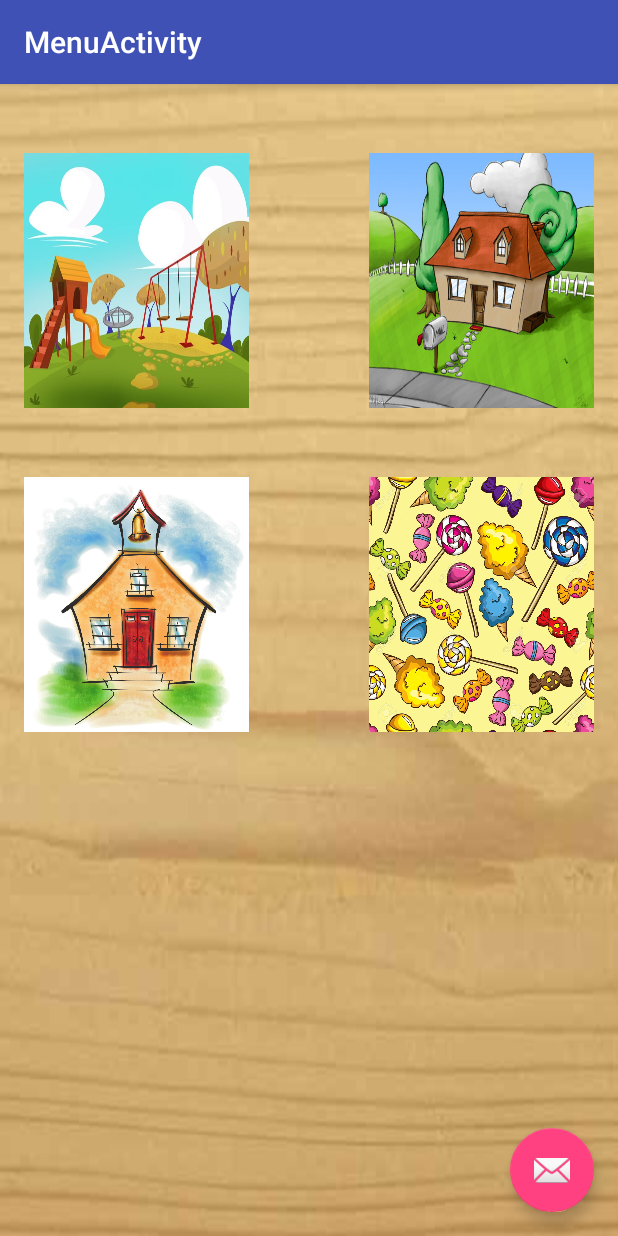
After one commit to Wayavi/TTA, an Android app: the MenuActivity screen opened directly, with no data from a screen before it, on a phone screen of 412 x 824 dp. The commit adds this screen. Run offline under Robolectric (Android 15) with nearby library versions, the phone set to English and light mode, and no system bars.

Commit message:
Hay fallos en al carga de imagenes en MenuAcivity

```diff
--- a/Leeme/app/src/main/AndroidManifest.xml
+++ b/Leeme/app/src/main/AndroidManifest.xml
@@ -18,6 +18,10 @@
                 <category android:name="android.intent.category.LAUNCHER" />
             </intent-filter>
         </activity>
+        <activity
+            android:name=".presentacion.MenuActivity"
+            android:label="@string/title_activity_menu"
+            android:theme="@style/AppTheme.NoActionBar"></activity>
     </application>
 
 </manifest>
--- a/Leeme/app/src/main/java/leeme/tta/intel/ehu/eus/leeme/presentacion/MainActivity.java
+++ b/Leeme/app/src/main/java/leeme/tta/intel/ehu/eus/leeme/presentacion/MainActivity.java
@@ -1,5 +1,6 @@
 package leeme.tta.intel.ehu.eus.leeme.presentacion;
 
+import android.content.Intent;
 import android.os.Bundle;
 import android.support.design.widget.FloatingActionButton;
 import android.support.design.widget.Snackbar;
@@ -51,4 +52,11 @@ public class MainActivity extends AppCompatActivity {
 
         return super.onOptionsItemSelected(item);
     }
+
+    /* Función encargada de regoger un click en el botón de comenzar, y arrancar la actividad MenuActivity */
+    public void showMenu(View view)
+    {
+        Intent intent = new Intent(this, MenuActivity.class);
+        startActivity(intent);
+    }
 }
--- /dev/null
+++ b/Leeme/app/src/main/java/leeme/tta/intel/ehu/eus/leeme/presentacion/MenuActivity.java
@@ -0,0 +1,31 @@
+package leeme.tta.intel.ehu.eus.leeme.presentacion;
+
+import android.os.Bundle;
+import android.support.design.widget.FloatingActionButton;
+import android.support.design.widget.Snackbar;
+import android.support.v7.app.AppCompatActivity;
+import android.support.v7.widget.Toolbar;
+import android.view.View;
+
+import leeme.tta.intel.ehu.eus.leeme.R;
+
+public class MenuActivity extends AppCompatActivity {
+
+    @Override
+    protected void onCreate(Bundle savedInstanceState) {
+        super.onCreate(savedInstanceState);
+        setContentView(R.layout.activity_menu);
+        Toolbar toolbar = (Toolbar) findViewById(R.id.toolbar);
+        setSupportActionBar(toolbar);
+
+        FloatingActionButton fab = (FloatingActionButton) findViewById(R.id.fab);
+        fab.setOnClickListener(new View.OnClickListener() {
+            @Override
+            public void onClick(View view) {
+                Snackbar.make(view, "Replace with your own action", Snackbar.LENGTH_LONG)
+                        .setAction("Action", null).show();
+            }
+        });
+    }
+
+}
--- /dev/null
+++ b/Leeme/app/src/main/res/layout/activity_menu.xml
@@ -0,0 +1,34 @@
+<?xml version="1.0" encoding="utf-8"?>
+<android.support.design.widget.CoordinatorLayout xmlns:android="http://schemas.android.com/apk/res/android"
+    xmlns:app="http://schemas.android.com/apk/res-auto"
+    xmlns:tools="http://schemas.android.com/tools"
+    android:layout_width="match_parent"
+    android:layout_height="match_parent"
+    android:fitsSystemWindows="true"
+    tools:context="leeme.tta.intel.ehu.eus.leeme.presentacion.MenuActivity">
+
+    <android.support.design.widget.AppBarLayout
+        android:layout_width="match_parent"
+        android:layout_height="wrap_content"
+        android:theme="@style/AppTheme.AppBarOverlay">
+
+        <android.support.v7.widget.Toolbar
+            android:id="@+id/toolbar"
+            android:layout_width="match_parent"
+            android:layout_height="?attr/actionBarSize"
+            android:background="?attr/colorPrimary"
+            app:popupTheme="@style/AppTheme.PopupOverlay" />
+
+    </android.support.design.widget.AppBarLayout>
+
+    <include layout="@layout/content_menu" />
+
+    <android.support.design.widget.FloatingActionButton
+        android:id="@+id/fab"
+        android:layout_width="wrap_content"
+        android:layout_height="wrap_content"
+        android:layout_gravity="bottom|end"
+        android:layout_margin="@dimen/fab_margin"
+        android:src="@android:drawable/ic_dialog_email" />
+
+</android.support.design.widget.CoordinatorLayout>
--- a/Leeme/app/src/main/res/layout/content_main.xml
+++ b/Leeme/app/src/main/res/layout/content_main.xml
@@ -34,5 +34,6 @@
         android:text="@string/main_button_start"
         android:id="@+id/main_button_start"
         android:layout_gravity="center_horizontal"
-        android:layout_weight="0.11" />
+        android:layout_weight="0.11"
+        android:onClick="showMenu"/>
 </LinearLayout>
--- /dev/null
+++ b/Leeme/app/src/main/res/layout/content_menu.xml
@@ -0,0 +1,53 @@
+<?xml version="1.0" encoding="utf-8"?>
+<RelativeLayout xmlns:android="http://schemas.android.com/apk/res/android"
+    xmlns:app="http://schemas.android.com/apk/res-auto"
+    xmlns:tools="http://schemas.android.com/tools"
+    android:layout_width="match_parent"
+    android:layout_height="match_parent"
+    android:paddingBottom="@dimen/activity_vertical_margin"
+    android:paddingLeft="@dimen/activity_horizontal_margin"
+    android:paddingRight="@dimen/activity_horizontal_margin"
+    android:paddingTop="@dimen/activity_vertical_margin"
+    android:background="@drawable/fondo"
+    app:layout_behavior="@string/appbar_scrolling_view_behavior"
+    tools:context="leeme.tta.intel.ehu.eus.leeme.presentacion.MenuActivity"
+    tools:showIn="@layout/activity_menu">
+
+    <ImageButton
+        android:layout_width="150dp"
+        android:layout_height="170dp"
+        android:id="@+id/menu_imagebutton_parque"
+        android:background="@drawable/parque"
+        android:layout_marginTop="30dp"
+        android:layout_alignParentTop="true"
+        android:layout_alignParentLeft="true"
+        android:layout_alignParentStart="true" />
+
+    <ImageButton
+        android:layout_width="150dp"
+        android:layout_height="170dp"
+        android:id="@+id/menu_imagebutton_casa"
+        android:layout_alignTop="@+id/menu_imagebutton_parque"
+        android:layout_alignParentRight="true"
+        android:layout_alignParentEnd="true"
+        android:background="@drawable/casa"/>
+
+    <ImageButton
+        android:layout_width="150dp"
+        android:layout_height="170dp"
+        android:id="@+id/menu_imagebutton_colegio"
+        android:background="@drawable/colegio"
+        android:layout_marginTop="46dp"
+        android:layout_below="@+id/menu_imagebutton_parque"
+        android:layout_alignParentLeft="true"
+        android:layout_alignParentStart="true" />
+
+    <ImageButton
+        android:layout_width="150dp"
+        android:layout_height="170dp"
+        android:id="@+id/menu_imagebutton_chuches"
+        android:layout_alignTop="@+id/menu_imagebutton_colegio"
+        android:layout_alignLeft="@+id/menu_imagebutton_casa"
+        android:layout_alignStart="@+id/menu_imagebutton_casa"
+        android:background="@drawable/chuches"/>
+</RelativeLayout>
--- a/Leeme/app/src/main/res/values/strings.xml
+++ b/Leeme/app/src/main/res/values/strings.xml
@@ -5,5 +5,6 @@
 
     <!-- Strings para la main activity -->
     <string name="main_button_start">Comenzar</string>
+    <string name="title_activity_menu">MenuActivity</string>
 
 </resources>
```
Also changed, not shown: Leeme/app/src/main/res/drawable/casa.jpg (added), Leeme/app/src/main/res/drawable/chuches.jpg (added), Leeme/app/src/main/res/drawable/colegio.jpg (added), Leeme/app/src/main/res/drawable/parque.jpg (added).
